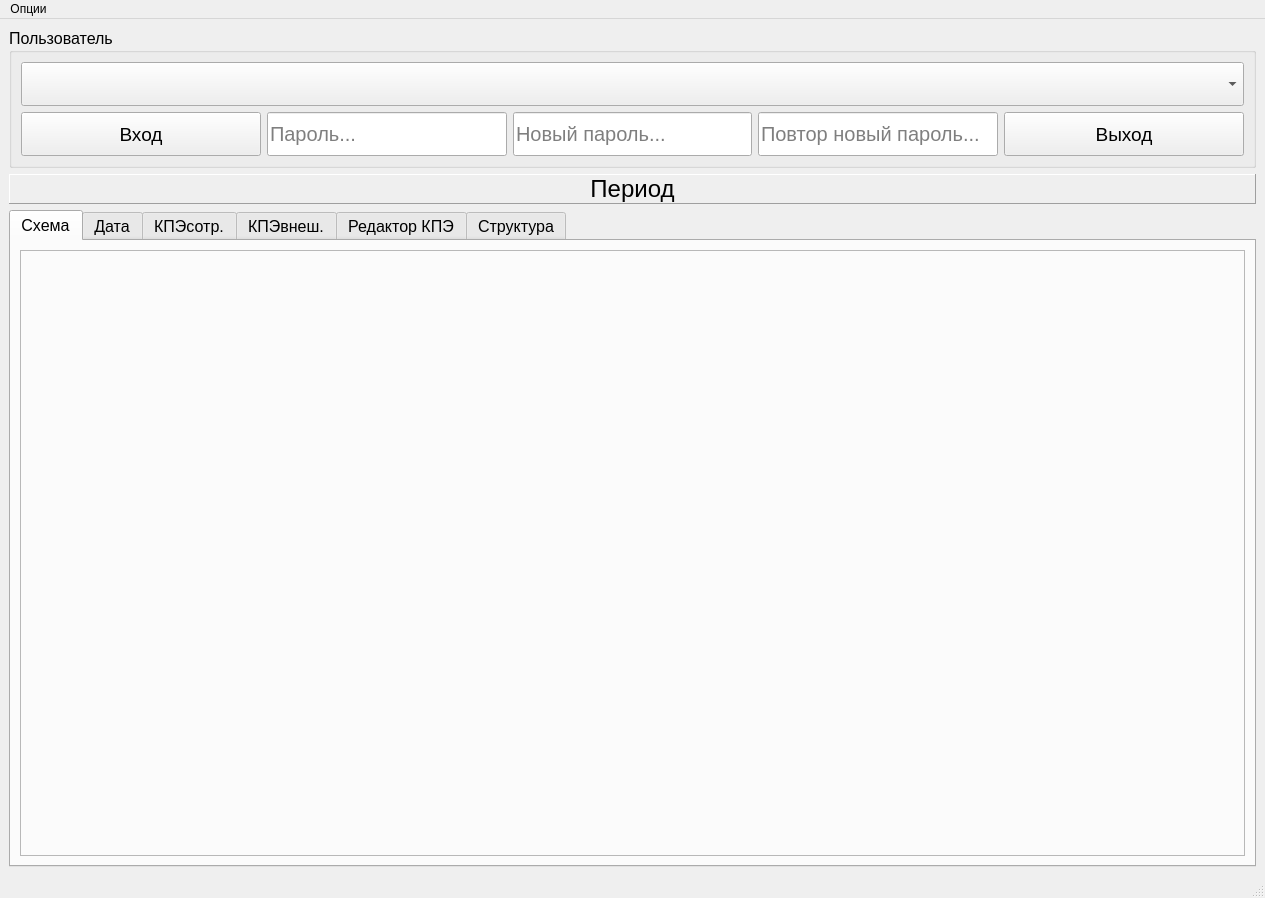
Above: mydesign.ui from Nokturnalmor/KPI before the change. Below: the same form after it.
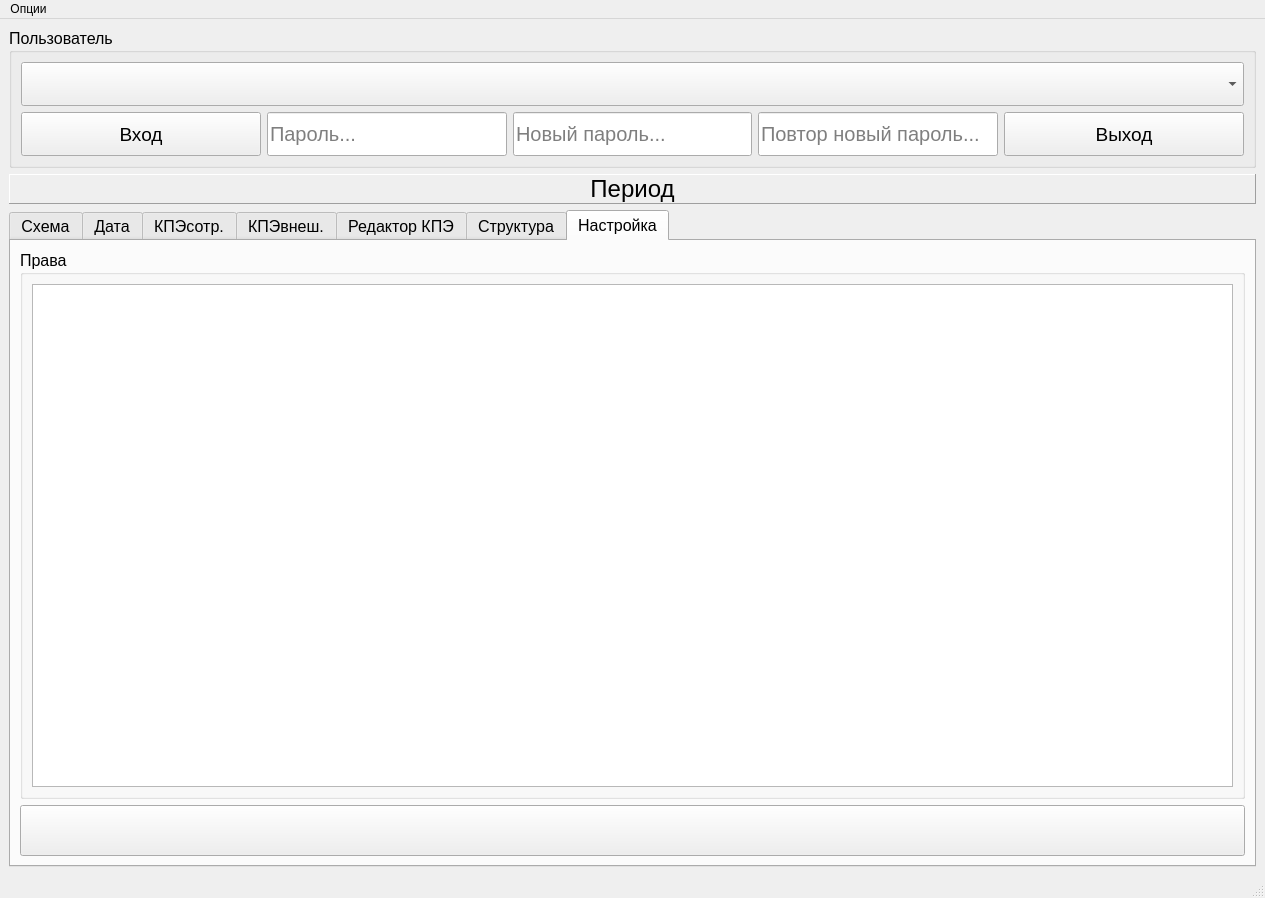
That is the form after the change. The open tabs and pages were chosen to show the change.

Diff of the .ui file:
```diff
--- a/mydesign.ui
+++ b/mydesign.ui
@@ -1128,6 +1128,70 @@
         </item>
        </layout>
       </widget>
+      <widget class="QWidget" name="tab_7">
+       <attribute name="title">
+        <string>Настройка</string>
+       </attribute>
+       <layout class="QVBoxLayout" name="verticalLayout_6">
+        <item>
+         <widget class="QGroupBox" name="groupBox_5">
+          <property name="title">
+           <string>Права</string>
+          </property>
+          <layout class="QVBoxLayout" name="verticalLayout_13">
+           <item>
+            <widget class="QTableWidget" name="tbl_prava">
+             <property name="sizePolicy">
+              <sizepolicy hsizetype="Expanding" vsizetype="Expanding">
+               <horstretch>0</horstretch>
+               <verstretch>0</verstretch>
+              </sizepolicy>
+             </property>
+             <property name="font">
+              <font>
+               <pointsize>14</pointsize>
+              </font>
+             </property>
+            </widget>
+           </item>
+          </layout>
+         </widget>
+        </item>
+        <item>
+         <widget class="QPushButton" name="btn_save_prava">
+          <property name="sizePolicy">
+           <sizepolicy hsizetype="Expanding" vsizetype="Fixed">
+            <horstretch>0</horstretch>
+            <verstretch>0</verstretch>
+           </sizepolicy>
+          </property>
+          <property name="minimumSize">
+           <size>
+            <width>0</width>
+            <height>51</height>
+           </size>
+          </property>
+          <property name="font">
+           <font>
+            <pointsize>14</pointsize>
+           </font>
+          </property>
+          <property name="toolTip">
+           <string>Сохранить</string>
+          </property>
+          <property name="text">
+           <string/>
+          </property>
+          <property name="iconSize">
+           <size>
+            <width>32</width>
+            <height>32</height>
+           </size>
+          </property>
+         </widget>
+        </item>
+       </layout>
+      </widget>
      </widget>
     </item>
    </layout>
```
Left out of the diff: 2 changed lines with no effect on the pictures.
